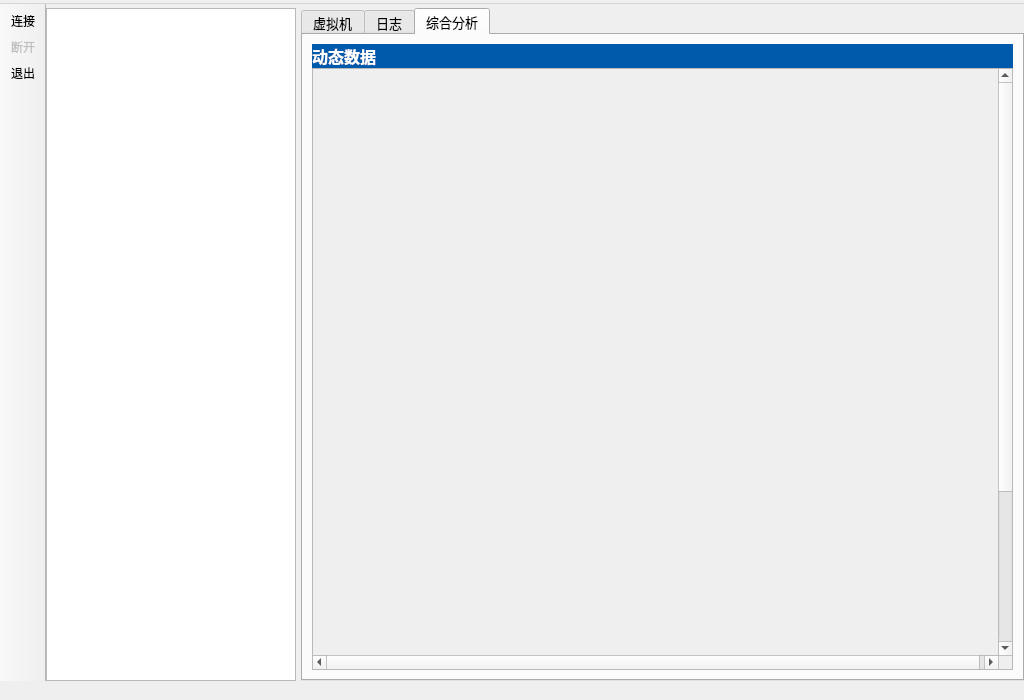
Before: the Qt Designer form App/ui_main.ui in exoticknight/Micro-XenServer-Manager, drawn with Qt 5.
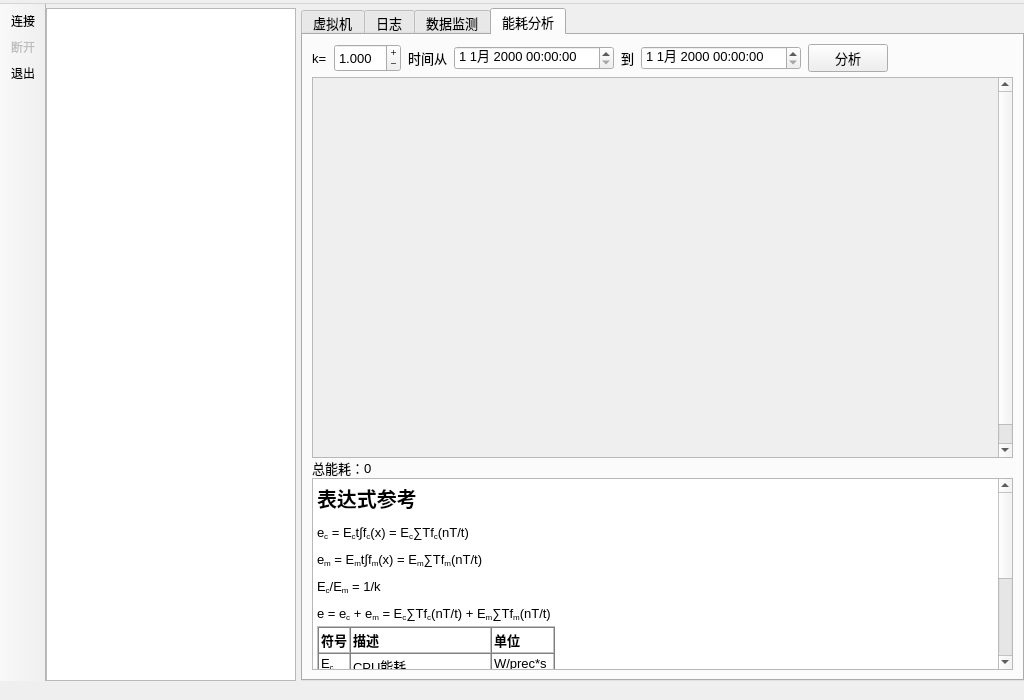
After: the same form once the commit is applied. The open tabs and pages were chosen to show the change. Icons and pictures are not drawn.

Patch:
```diff
--- a/App/ui_main.ui
+++ b/App/ui_main.ui
@@ -524,9 +524,9 @@
           </item>
          </layout>
         </widget>
-        <widget class="QWidget" name="tabStatistic">
+        <widget class="QWidget" name="tabWatch">
          <attribute name="title">
-          <string>综合分析</string>
+          <string>数据监测</string>
          </attribute>
          <layout class="QVBoxLayout" name="verticalLayout_4">
           <property name="spacing">
@@ -551,7 +551,7 @@
 }</string>
             </property>
             <property name="text">
-             <string>动态数据</string>
+             <string>动态视图</string>
             </property>
             <property name="margin">
              <number>5</number>
@@ -600,6 +600,283 @@
           </item>
          </layout>
         </widget>
+        <widget class="QWidget" name="tabStatistic">
+         <attribute name="title">
+          <string>能耗分析</string>
+         </attribute>
+         <layout class="QVBoxLayout" name="verticalLayout_7" stretch="0,5,0,0">
+          <property name="spacing">
+           <number>0</number>
+          </property>
+          <item>
+           <layout class="QGridLayout" name="gridLayout">
+            <property name="bottomMargin">
+             <number>5</number>
+            </property>
+            <property name="horizontalSpacing">
+             <number>7</number>
+            </property>
+            <property name="verticalSpacing">
+             <number>0</number>
+            </property>
+            <item row="0" column="2">
+             <widget class="QLabel" name="label_Form">
+              <property name="sizePolicy">
+               <sizepolicy hsizetype="Fixed" vsizetype="Preferred">
+                <horstretch>0</horstretch>
+                <verstretch>0</verstretch>
+               </sizepolicy>
+              </property>
+              <property name="text">
+               <string>时间从</string>
+              </property>
+             </widget>
+            </item>
+            <item row="0" column="3">
+             <widget class="QDateTimeEdit" name="dateTimeEditFrom">
+              <property name="sizePolicy">
+               <sizepolicy hsizetype="Fixed" vsizetype="Fixed">
+                <horstretch>0</horstretch>
+                <verstretch>0</verstretch>
+               </sizepolicy>
+              </property>
+             </widget>
+            </item>
+            <item row="0" column="1">
+             <widget class="QDoubleSpinBox" name="doubleSpinBoxK">
+              <property name="sizePolicy">
+               <sizepolicy hsizetype="Minimum" vsizetype="Preferred">
+                <horstretch>0</horstretch>
+                <verstretch>0</verstretch>
+               </sizepolicy>
+              </property>
+              <property name="buttonSymbols">
+               <enum>QAbstractSpinBox::PlusMinus</enum>
+              </property>
+              <property name="decimals">
+               <number>3</number>
+              </property>
+              <property name="value">
+               <double>1.000000000000000</double>
+              </property>
+             </widget>
+            </item>
+            <item row="0" column="5">
+             <widget class="QDateTimeEdit" name="dateTimeEditTo">
+              <property name="sizePolicy">
+               <sizepolicy hsizetype="Fixed" vsizetype="Fixed">
+                <horstretch>0</horstretch>
+                <verstretch>0</verstretch>
+               </sizepolicy>
+              </property>
+             </widget>
+            </item>
+            <item row="0" column="4">
+             <widget class="QLabel" name="label_To">
+              <property name="sizePolicy">
+               <sizepolicy hsizetype="Fixed" vsizetype="Preferred">
+                <horstretch>0</horstretch>
+                <verstretch>0</verstretch>
+               </sizepolicy>
+              </property>
+              <property name="text">
+               <string>到</string>
+              </property>
+             </widget>
+            </item>
+            <item row="0" column="6">
+             <widget class="QPushButton" name="pushButtonAnalyze">
+              <property name="sizePolicy">
+               <sizepolicy hsizetype="Fixed" vsizetype="Fixed">
+                <horstretch>0</horstretch>
+                <verstretch>0</verstretch>
+               </sizepolicy>
+              </property>
+              <property name="text">
+               <string>分析</string>
+              </property>
+             </widget>
+            </item>
+            <item row="0" column="0">
+             <widget class="QLabel" name="label_Formula">
+              <property name="font">
+               <font>
+                <pointsize>10</pointsize>
+                <weight>50</weight>
+                <bold>false</bold>
+               </font>
+              </property>
+              <property name="text">
+               <string>k=</string>
+              </property>
+             </widget>
+            </item>
+            <item row="0" column="7">
+             <spacer name="horizontalSpacer_3">
+              <property name="orientation">
+               <enum>Qt::Horizontal</enum>
+              </property>
+              <property name="sizeHint" stdset="0">
+               <size>
+                <width>40</width>
+                <height>20</height>
+               </size>
+              </property>
+             </spacer>
+            </item>
+           </layout>
+          </item>
+          <item>
+           <widget class="QScrollArea" name="scrollArea">
+            <property name="widgetResizable">
+             <bool>true</bool>
+            </property>
+            <widget class="QWidget" name="scrollAreaWidgetContents">
+             <property name="geometry">
+              <rect>
+               <x>0</x>
+               <y>0</y>
+               <width>650</width>
+               <height>400</height>
+              </rect>
+             </property>
+             <property name="sizePolicy">
+              <sizepolicy hsizetype="Preferred" vsizetype="Preferred">
+               <horstretch>0</horstretch>
+               <verstretch>0</verstretch>
+              </sizepolicy>
+             </property>
+             <property name="minimumSize">
+              <size>
+               <width>650</width>
+               <height>400</height>
+              </size>
+             </property>
+             <property name="maximumSize">
+              <size>
+               <width>650</width>
+               <height>400</height>
+              </size>
+             </property>
+             <layout class="QVBoxLayout" name="verticalLayout_8">
+              <property name="spacing">
+               <number>0</number>
+              </property>
+              <property name="margin">
+               <number>0</number>
+              </property>
+             </layout>
+            </widget>
+           </widget>
+          </item>
+          <item>
+           <layout class="QHBoxLayout" name="horizontalLayout_2">
+            <item>
+             <widget class="QLabel" name="label_Total">
+              <property name="text">
+               <string>总能耗：</string>
+              </property>
+             </widget>
+            </item>
+            <item>
+             <widget class="QLabel" name="labelTotalEnergy">
+              <property name="text">
+               <string>0</string>
+              </property>
+             </widget>
+            </item>
+            <item>
+             <spacer name="horizontalSpacer_2">
+              <property name="orientation">
+               <enum>Qt::Horizontal</enum>
+              </property>
+              <property name="sizeHint" stdset="0">
+               <size>
+                <width>40</width>
+                <height>20</height>
+               </size>
+              </property>
+             </spacer>
+            </item>
+           </layout>
+          </item>
+          <item>
+           <widget class="QTextBrowser" name="textBrowser">
+            <property name="html">
+             <string>&lt;!DOCTYPE HTML PUBLIC &quot;-//W3C//DTD HTML 4.0//EN&quot; &quot;http://www.w3.org/TR/REC-html40/strict.dtd&quot;&gt;
+&lt;html&gt;&lt;head&gt;&lt;meta name=&quot;qrichtext&quot; content=&quot;1&quot; /&gt;&lt;style type=&quot;text/css&quot;&gt;
+p, li { white-space: pre-wrap; }
+&lt;/style&gt;&lt;/head&gt;&lt;body style=&quot; font-family:'MS Shell Dlg 2'; font-size:10pt; font-weight:400; font-style:normal;&quot;&gt;
+&lt;p style=&quot; margin-top:12px; margin-bottom:12px; margin-left:0px; margin-right:0px; -qt-block-indent:0; text-indent:0px;&quot;&gt;&lt;span style=&quot; font-size:x-large; font-weight:600;&quot;&gt;表达式参考&lt;/span&gt;&lt;/p&gt;
+&lt;p style=&quot; margin-top:12px; margin-bottom:12px; margin-left:0px; margin-right:0px; -qt-block-indent:0; text-indent:0px;&quot;&gt;e&lt;span style=&quot; vertical-align:sub;&quot;&gt;c&lt;/span&gt; = E&lt;span style=&quot; vertical-align:sub;&quot;&gt;c&lt;/span&gt;t∫f&lt;span style=&quot; vertical-align:sub;&quot;&gt;c&lt;/span&gt;(x) = E&lt;span style=&quot; vertical-align:sub;&quot;&gt;c&lt;/span&gt;∑Tf&lt;span style=&quot; vertical-align:sub;&quot;&gt;c&lt;/span&gt;(nT/t) &lt;/p&gt;
+&lt;p style=&quot; margin-top:12px; margin-bottom:12px; margin-left:0px; margin-right:0px; -qt-block-indent:0; text-indent:0px;&quot;&gt;e&lt;span style=&quot; vertical-align:sub;&quot;&gt;m&lt;/span&gt; = E&lt;span style=&quot; vertical-align:sub;&quot;&gt;m&lt;/span&gt;t∫f&lt;span style=&quot; vertical-align:sub;&quot;&gt;m&lt;/span&gt;(x) = E&lt;span style=&quot; vertical-align:sub;&quot;&gt;m&lt;/span&gt;∑Tf&lt;span style=&quot; vertical-align:sub;&quot;&gt;m&lt;/span&gt;(nT/t) &lt;/p&gt;
+&lt;p style=&quot; margin-top:12px; margin-bottom:12px; margin-left:0px; margin-right:0px; -qt-block-indent:0; text-indent:0px;&quot;&gt;E&lt;span style=&quot; vertical-align:sub;&quot;&gt;c&lt;/span&gt;/E&lt;span style=&quot; vertical-align:sub;&quot;&gt;m&lt;/span&gt; = 1/k &lt;/p&gt;
+&lt;p style=&quot; margin-top:12px; margin-bottom:12px; margin-left:0px; margin-right:0px; -qt-block-indent:0; text-indent:0px;&quot;&gt;e = e&lt;span style=&quot; vertical-align:sub;&quot;&gt;c&lt;/span&gt; + e&lt;span style=&quot; vertical-align:sub;&quot;&gt;m&lt;/span&gt; = E&lt;span style=&quot; vertical-align:sub;&quot;&gt;c&lt;/span&gt;∑Tf&lt;span style=&quot; vertical-align:sub;&quot;&gt;c&lt;/span&gt;(nT/t) + E&lt;span style=&quot; vertical-align:sub;&quot;&gt;m&lt;/span&gt;∑Tf&lt;span style=&quot; vertical-align:sub;&quot;&gt;m&lt;/span&gt;(nT/t) &lt;/p&gt;
+&lt;table border=&quot;1&quot; style=&quot; margin-top:5px; margin-bottom:0px; margin-left:0px; margin-right:0px;&quot; cellspacing=&quot;0&quot; cellpadding=&quot;2&quot;&gt;&lt;thead&gt;
+&lt;tr&gt;
+&lt;td&gt;
+&lt;p style=&quot; margin-top:12px; margin-bottom:12px; margin-left:0px; margin-right:0px; -qt-block-indent:0; text-indent:0px;&quot;&gt;&lt;span style=&quot; font-weight:600;&quot;&gt;符号&lt;/span&gt;&lt;/p&gt;&lt;/td&gt;
+&lt;td&gt;
+&lt;p style=&quot; margin-top:12px; margin-bottom:12px; margin-left:0px; margin-right:0px; -qt-block-indent:0; text-indent:0px;&quot;&gt;&lt;span style=&quot; font-weight:600;&quot;&gt;描述&lt;/span&gt;&lt;/p&gt;&lt;/td&gt;
+&lt;td&gt;
+&lt;p style=&quot; margin-top:12px; margin-bottom:12px; margin-left:0px; margin-right:0px; -qt-block-indent:0; text-indent:0px;&quot;&gt;&lt;span style=&quot; font-weight:600;&quot;&gt;单位&lt;/span&gt;&lt;/p&gt;&lt;/td&gt;&lt;/tr&gt;&lt;/thead&gt;
+&lt;tr&gt;
+&lt;td&gt;
+&lt;p style=&quot; margin-top:12px; margin-bottom:12px; margin-left:0px; margin-right:0px; -qt-block-indent:0; text-indent:0px;&quot;&gt;E&lt;span style=&quot; vertical-align:sub;&quot;&gt;c&lt;/span&gt;&lt;/p&gt;&lt;/td&gt;
+&lt;td&gt;
+&lt;p style=&quot; margin-top:12px; margin-bottom:12px; margin-left:0px; margin-right:0px; -qt-block-indent:0; text-indent:0px;&quot;&gt;CPU能耗 &lt;/p&gt;&lt;/td&gt;
+&lt;td&gt;
+&lt;p style=&quot; margin-top:12px; margin-bottom:12px; margin-left:0px; margin-right:0px; -qt-block-indent:0; text-indent:0px;&quot;&gt;W/prec*s &lt;/p&gt;&lt;/td&gt;&lt;/tr&gt;
+&lt;tr&gt;
+&lt;td&gt;
+&lt;p style=&quot; margin-top:12px; margin-bottom:12px; margin-left:0px; margin-right:0px; -qt-block-indent:0; text-indent:0px;&quot;&gt;E&lt;span style=&quot; vertical-align:sub;&quot;&gt;m&lt;/span&gt;&lt;/p&gt;&lt;/td&gt;
+&lt;td&gt;
+&lt;p style=&quot; margin-top:12px; margin-bottom:12px; margin-left:0px; margin-right:0px; -qt-block-indent:0; text-indent:0px;&quot;&gt;内存能耗 &lt;/p&gt;&lt;/td&gt;
+&lt;td&gt;
+&lt;p style=&quot; margin-top:12px; margin-bottom:12px; margin-left:0px; margin-right:0px; -qt-block-indent:0; text-indent:0px;&quot;&gt;W/MB*s &lt;/p&gt;&lt;/td&gt;&lt;/tr&gt;
+&lt;tr&gt;
+&lt;td&gt;
+&lt;p style=&quot; margin-top:12px; margin-bottom:12px; margin-left:0px; margin-right:0px; -qt-block-indent:0; text-indent:0px;&quot;&gt;e&lt;span style=&quot; vertical-align:sub;&quot;&gt;c&lt;/span&gt;&lt;/p&gt;&lt;/td&gt;
+&lt;td&gt;
+&lt;p style=&quot; margin-top:12px; margin-bottom:12px; margin-left:0px; margin-right:0px; -qt-block-indent:0; text-indent:0px;&quot;&gt;CPU总能耗 &lt;/p&gt;&lt;/td&gt;
+&lt;td&gt;
+&lt;p style=&quot; margin-top:12px; margin-bottom:12px; margin-left:0px; margin-right:0px; -qt-block-indent:0; text-indent:0px;&quot;&gt;W &lt;/p&gt;&lt;/td&gt;&lt;/tr&gt;
+&lt;tr&gt;
+&lt;td&gt;
+&lt;p style=&quot; margin-top:12px; margin-bottom:12px; margin-left:0px; margin-right:0px; -qt-block-indent:0; text-indent:0px;&quot;&gt;e&lt;span style=&quot; vertical-align:sub;&quot;&gt;m&lt;/span&gt;&lt;/p&gt;&lt;/td&gt;
+&lt;td&gt;
+&lt;p style=&quot; margin-top:12px; margin-bottom:12px; margin-left:0px; margin-right:0px; -qt-block-indent:0; text-indent:0px;&quot;&gt;内存总能耗 &lt;/p&gt;&lt;/td&gt;
+&lt;td&gt;
+&lt;p style=&quot; margin-top:12px; margin-bottom:12px; margin-left:0px; margin-right:0px; -qt-block-indent:0; text-indent:0px;&quot;&gt;W &lt;/p&gt;&lt;/td&gt;&lt;/tr&gt;
+&lt;tr&gt;
+&lt;td&gt;
+&lt;p style=&quot; margin-top:12px; margin-bottom:12px; margin-left:0px; margin-right:0px; -qt-block-indent:0; text-indent:0px;&quot;&gt;t &lt;/p&gt;&lt;/td&gt;
+&lt;td&gt;
+&lt;p style=&quot; margin-top:12px; margin-bottom:12px; margin-left:0px; margin-right:0px; -qt-block-indent:0; text-indent:0px;&quot;&gt;运行总时间 &lt;/p&gt;&lt;/td&gt;
+&lt;td&gt;
+&lt;p style=&quot; margin-top:12px; margin-bottom:12px; margin-left:0px; margin-right:0px; -qt-block-indent:0; text-indent:0px;&quot;&gt;s &lt;/p&gt;&lt;/td&gt;&lt;/tr&gt;
+&lt;tr&gt;
+&lt;td&gt;
+&lt;p style=&quot; margin-top:12px; margin-bottom:12px; margin-left:0px; margin-right:0px; -qt-block-indent:0; text-indent:0px;&quot;&gt;T &lt;/p&gt;&lt;/td&gt;
+&lt;td&gt;
+&lt;p style=&quot; margin-top:12px; margin-bottom:12px; margin-left:0px; margin-right:0px; -qt-block-indent:0; text-indent:0px;&quot;&gt;以5s为间隔的测量时间 &lt;/p&gt;&lt;/td&gt;
+&lt;td&gt;
+&lt;p style=&quot; margin-top:12px; margin-bottom:12px; margin-left:0px; margin-right:0px; -qt-block-indent:0; text-indent:0px;&quot;&gt;s &lt;/p&gt;&lt;/td&gt;&lt;/tr&gt;
+&lt;tr&gt;
+&lt;td&gt;
+&lt;p style=&quot; margin-top:12px; margin-bottom:12px; margin-left:0px; margin-right:0px; -qt-block-indent:0; text-indent:0px;&quot;&gt;e &lt;/p&gt;&lt;/td&gt;
+&lt;td&gt;
+&lt;p style=&quot; margin-top:12px; margin-bottom:12px; margin-left:0px; margin-right:0px; -qt-block-indent:0; text-indent:0px;&quot;&gt;总能耗 &lt;/p&gt;&lt;/td&gt;
+&lt;td&gt;
+&lt;p style=&quot; margin-top:12px; margin-bottom:12px; margin-left:0px; margin-right:0px; -qt-block-indent:0; text-indent:0px;&quot;&gt;W &lt;/p&gt;&lt;/td&gt;&lt;/tr&gt;&lt;/table&gt;&lt;/body&gt;&lt;/html&gt;</string>
+            </property>
+            <property name="textInteractionFlags">
+             <set>Qt::TextSelectableByMouse</set>
+            </property>
+           </widget>
+          </item>
+         </layout>
+        </widget>
        </widget>
       </item>
      </layout>
```
Left out of the diff: 2 changed lines with no effect on the pictures.
